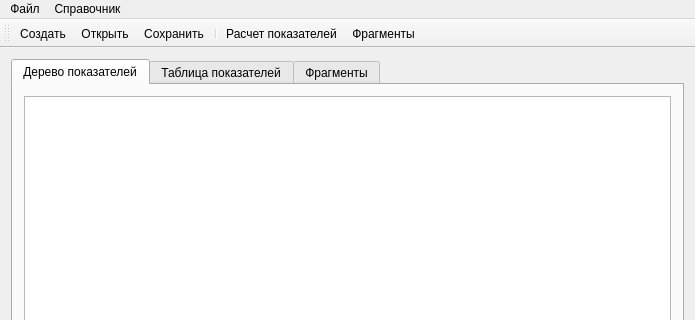
Above: mainwindow.ui from MafuraG/enegpassport before the change; both pictures show x 0 to 695 and y 0 to 320 of the 695 by 519 pixel window. Below: the same form after it.
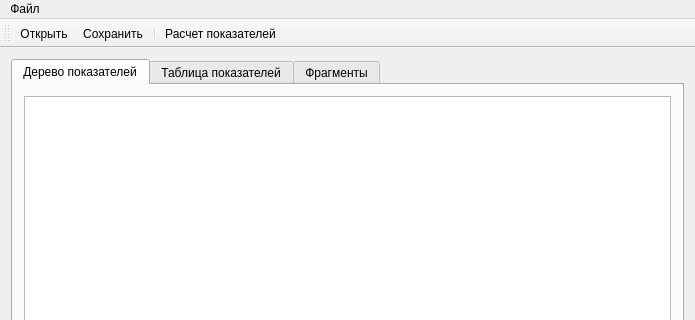
That is the form after the change. Icons and pictures are not drawn.

Diff of the .ui file:
```diff
--- a/mainwindow.ui
+++ b/mainwindow.ui
@@ -95,14 +95,7 @@
     <addaction name="separator"/>
     <addaction name="action_3"/>
    </widget>
-   <widget class="QMenu" name="menu_2">
-    <property name="title">
-     <string>Справочник</string>
-    </property>
-    <addaction name="action_5"/>
-   </widget>
    <addaction name="menu"/>
-   <addaction name="menu_2"/>
   </widget>
   <widget class="QToolBar" name="toolBar">
    <property name="windowTitle">
@@ -114,22 +107,11 @@
    <attribute name="toolBarBreak">
     <bool>false</bool>
    </attribute>
-   <addaction name="action"/>
    <addaction name="action_2"/>
    <addaction name="action_6"/>
    <addaction name="separator"/>
    <addaction name="action_4"/>
-   <addaction name="action_5"/>
   </widget>
-  <action name="action">
-   <property name="icon">
-    <iconset resource="enegresources.qrc">
-     <normaloff>:/icons/basicons/new-document-button.png</normaloff>:/icons/basicons/new-document-button.png</iconset>
-   </property>
-   <property name="text">
-    <string>Создать</string>
-   </property>
-  </action>
   <action name="action_2">
    <property name="icon">
     <iconset resource="enegresources.qrc">
@@ -148,15 +130,6 @@
     <string>Выход</string>
    </property>
   </action>
-  <action name="action_5">
-   <property name="icon">
-    <iconset resource="enegresources.qrc">
-     <normaloff>:/icons/basicons/info-round-button.png</normaloff>:/icons/basicons/info-round-button.png</iconset>
-   </property>
-   <property name="text">
-    <string>Фрагменты</string>
-   </property>
-  </action>
   <action name="action_6">
    <property name="icon">
     <iconset resource="enegresources.qrc">
```
Left out of the diff: 1 changed line with no effect on the pictures.
